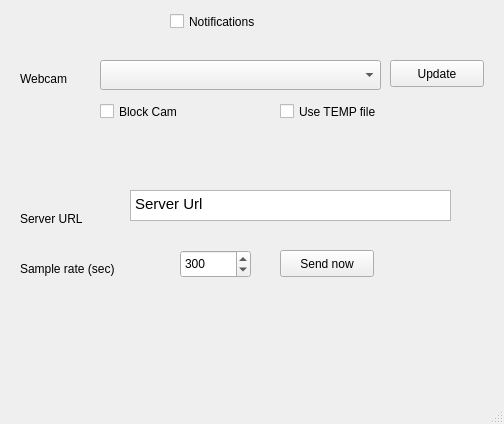
Old version of the form Emoti-cli-app/src/mainwindow.ui in the repository Emoti-h4ckademy/Emoti-cli.
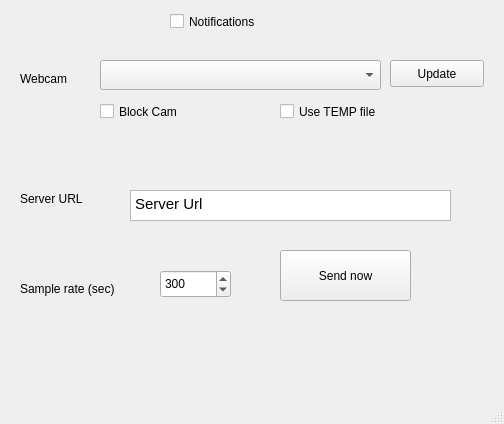
New version of the form.

Commit message: Moving the position of some objects in the preferenes interface

Diff of the .ui file:
```diff
--- a/Emoti-cli-app/src/mainwindow.ui
+++ b/Emoti-cli-app/src/mainwindow.ui
@@ -32,8 +32,8 @@
      <rect>
       <x>280</x>
       <y>250</y>
-      <width>94</width>
-      <height>27</height>
+      <width>131</width>
+      <height>51</height>
      </rect>
     </property>
     <property name="text">
@@ -74,7 +74,7 @@
     <property name="geometry">
      <rect>
       <x>20</x>
-      <y>210</y>
+      <y>190</y>
       <width>101</width>
       <height>18</height>
      </rect>
@@ -86,8 +86,8 @@
    <widget class="QSpinBox" name="spinBoxSampleRate">
     <property name="geometry">
      <rect>
-      <x>180</x>
-      <y>250</y>
+      <x>160</x>
+      <y>270</y>
       <width>71</width>
       <height>28</height>
      </rect>
@@ -106,7 +106,7 @@
     <property name="geometry">
      <rect>
       <x>20</x>
-      <y>260</y>
+      <y>280</y>
       <width>171</width>
       <height>18</height>
      </rect>
```
